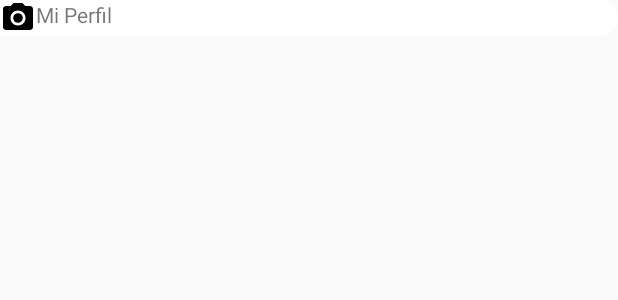
After one commit to bilizen3/navigation-drawer-custom, an Android app: the layout item_menu_drawer.xml on its own in the app's theme, with its tools: preview values and no code run, on a phone screen of 412 x 824 dp. The commit adds this screen. Shown: the top 300 px of the screen. Run offline under Robolectric (Android 15) with nearby library versions, the phone set to English and light mode, and no system bars.

Commit message:
add item and menu drawer

```diff
--- a/app/src/main/java/com/flores/navigationdrawercustom/MainActivity.java
+++ b/app/src/main/java/com/flores/navigationdrawercustom/MainActivity.java
@@ -45,6 +45,8 @@ public class MainActivity extends AppCompatActivity
         drawer.addDrawerListener(toggle);
         toggle.syncState();
         navigationView.setNavigationItemSelectedListener(this);
+
+
     }
 
     @Override
--- /dev/null
+++ b/app/src/main/res/drawable/bg_item.xml
@@ -0,0 +1,8 @@
+<?xml version="1.0" encoding="utf-8"?>
+<shape xmlns:android="http://schemas.android.com/apk/res/android"
+    android:shape="rectangle">
+    <solid android:color="@android:color/white" />
+    <corners
+        android:bottomRightRadius="100dp"
+        android:topRightRadius="100dp" />
+</shape>
--- a/app/src/main/res/layout/activity_main.xml
+++ b/app/src/main/res/layout/activity_main.xml
@@ -26,6 +26,10 @@
 
             <include layout="@layout/nav_header_main" />
 
+            <com.flores.navigationdrawercustom.MenuDrawerCustom
+                android:id="@+id/mainMenuDrawerCustom"
+                android:layout_width="wrap_content"
+                android:layout_height="wrap_content"/>
 
         </androidx.appcompat.widget.LinearLayoutCompat>
     </com.google.android.material.navigation.NavigationView>
--- /dev/null
+++ b/app/src/main/res/layout/item_menu_drawer.xml
@@ -0,0 +1,20 @@
+<?xml version="1.0" encoding="utf-8"?>
+<androidx.appcompat.widget.LinearLayoutCompat
+    xmlns:android="http://schemas.android.com/apk/res/android"
+    android:id="@+id/itemMenuDrawer"
+    android:orientation="horizontal"
+    android:background="@drawable/bg_item"
+    android:layout_width="match_parent"
+    android:layout_height="wrap_content">
+
+    <androidx.appcompat.widget.AppCompatImageView
+        android:src="@drawable/ic_menu_camera"
+        android:layout_width="wrap_content"
+        android:layout_height="match_parent" />
+
+    <androidx.appcompat.widget.AppCompatTextView
+        android:text="Mi Perfil"
+        android:layout_width="wrap_content"
+        android:layout_height="match_parent" />
+
+</androidx.appcompat.widget.LinearLayoutCompat>
```
Also changed, not shown: app/src/main/java/com/flores/navigationdrawercustom/ItemDrawerCustom.java (added, +37 -0 lines), app/src/main/java/com/flores/navigationdrawercustom/MenuDrawerCustom.java (added, +47 -0 lines), app/src/main/res/layout/layout_menu_drawer.xml (added, +9 -0 lines).
